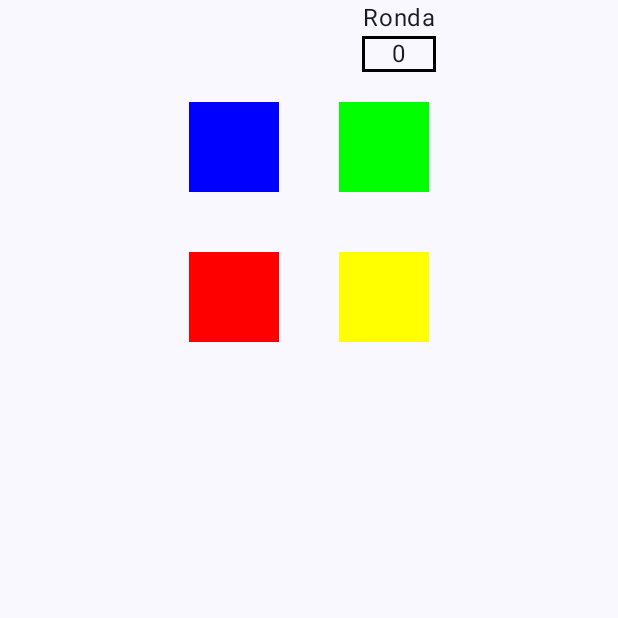
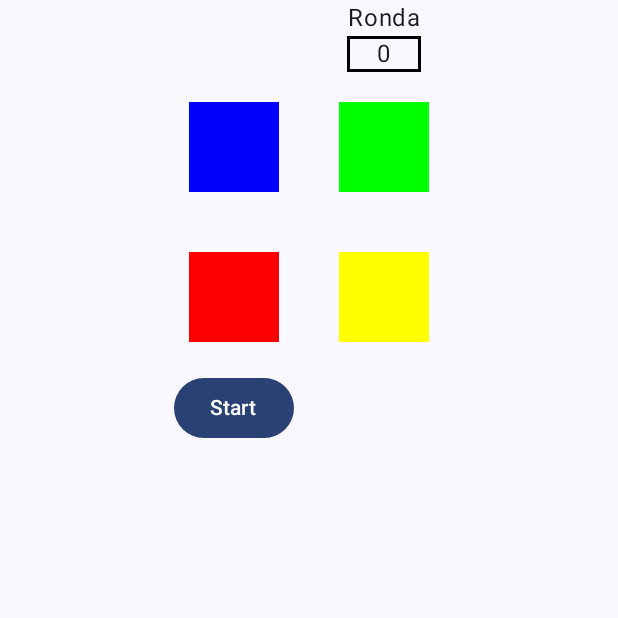
Before and after one commit to Dalmuster/CicloVida, an Android app built with Jetpack Compose: the screen it shows after launch (MainActivity), on a phone screen of 412 x 824 dp, the top half of it. Run offline under Robolectric (Android 15) with nearby library versions, the phone set to English and light mode, and no system bars.

Commit message:
Boton Start, correcto posicionamiento de los objetos

```diff
--- /dev/null
+++ b/app/src/main/java/com/example/ciclovida/Datos.kt
@@ -0,0 +1 @@
+package com.example.ciclovida
--- a/app/src/main/java/com/example/ciclovida/Funciones.kt
+++ b/app/src/main/java/com/example/ciclovida/Funciones.kt
@@ -4,7 +4,12 @@ import androidx.compose.foundation.layout.padding
 import androidx.compose.foundation.layout.size
 import androidx.compose.material3.Button
 import androidx.compose.material3.ButtonDefaults
+import androidx.compose.material3.Text
 import androidx.compose.runtime.Composable
+import androidx.compose.runtime.getValue
+import androidx.compose.runtime.mutableStateOf
+import androidx.compose.runtime.remember
+import androidx.compose.runtime.setValue
 import androidx.compose.ui.Modifier
 import androidx.compose.ui.graphics.Color
 import androidx.compose.ui.graphics.RectangleShape
@@ -25,3 +30,17 @@ fun Boton(color: Color){
     ) {
     }
 }
+
+@Composable
+fun BotonStart() {
+    var botonStart by remember { mutableStateOf("Start") }
+    Button(
+        onClick = {
+            botonStart="Reset"
+        },
+    ) {
+        Text(
+            text = botonStart
+        )
+    }
+}
--- a/app/src/main/java/com/example/ciclovida/MainActivity.kt
+++ b/app/src/main/java/com/example/ciclovida/MainActivity.kt
@@ -1,6 +1,7 @@
 package com.example.ciclovida
 
 import android.os.Bundle
+import android.text.Layout
 import android.util.Log
 import androidx.activity.ComponentActivity
 import androidx.activity.compose.setContent
@@ -18,6 +19,10 @@ import androidx.compose.material3.ButtonDefaults
 import androidx.compose.material3.Scaffold
 import androidx.compose.material3.Text
 import androidx.compose.runtime.Composable
+import androidx.compose.runtime.getValue
+import androidx.compose.runtime.mutableStateOf
+import androidx.compose.runtime.remember
+import androidx.compose.runtime.setValue
 import androidx.compose.ui.Alignment
 import androidx.compose.ui.Modifier
 import androidx.compose.ui.graphics.Color
@@ -92,8 +97,22 @@ fun JetpackCompose(ronda: Int, modifier: Modifier = Modifier) {
                 .padding(start = 16.dp, end = 121.dp)
 
         ){
+
+        }
+        Row {
+            Column (
+                horizontalAlignment = Alignment.CenterHorizontally,
+                modifier = modifier.padding(top=48.dp)
+            ){
+                Boton(Color.Blue)
+                Boton(Color.Red)
+                BotonStart()
+            }
+            Column {
                 Text(
-                text = "Ronda"
+                    text = "Ronda",
+                    modifier = modifier
+                        .align(Alignment.CenterHorizontally)
                 )
                 Text(
                     text = "$ronda",
@@ -103,16 +122,11 @@ fun JetpackCompose(ronda: Int, modifier: Modifier = Modifier) {
                             color = Color.Black
                         )
                         .padding(horizontal = 20.dp)
-                    .align(alignment = Alignment.End)
+                        .align(Alignment.CenterHorizontally)
                 )
+                Boton(Color.Green)
+                Boton(Color.Yellow)
             }
-        Row {
-            Boton(Color.Blue)
-            Boton(Color.Green)
-        }
-        Row {
-            Boton(Color.Red)
-            Boton(Color.Yellow)
         }
 
         }
```
Lines whose indentation alone changed are shown as unchanged.
